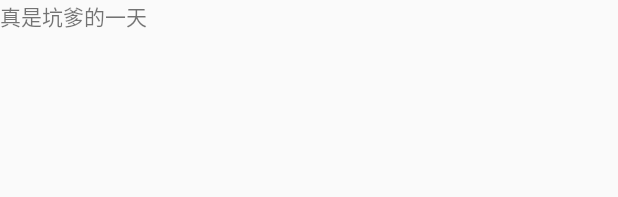
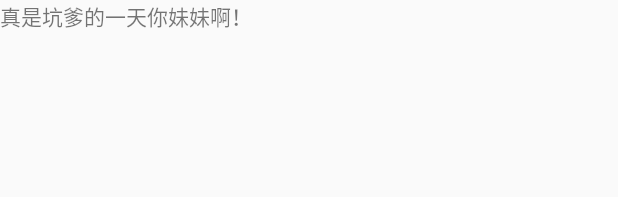
Before and after one commit to chunlongwu/MyTest, an Android app: the layout activity_main.xml on its own in the app's theme, with its tools: preview values and no code run, on a phone screen of 412 x 824 dp. Shown: the top 197 px of the screen. Run offline under Robolectric (Android 15) with nearby library versions, the phone set to English and light mode, and no system bars.

Commit message:
第二个TextView

```diff
--- a/app/src/main/res/layout/activity_main.xml
+++ b/app/src/main/res/layout/activity_main.xml
@@ -9,4 +9,8 @@
         android:layout_width="wrap_content"
         android:layout_height="wrap_content"
         android:text="真是坑爹的一天"/>
+    <TextView
+        android:layout_width="wrap_content"
+        android:layout_height="wrap_content"
+        android:text="你妹妹啊！"/>
 </LinearLayout>
```
